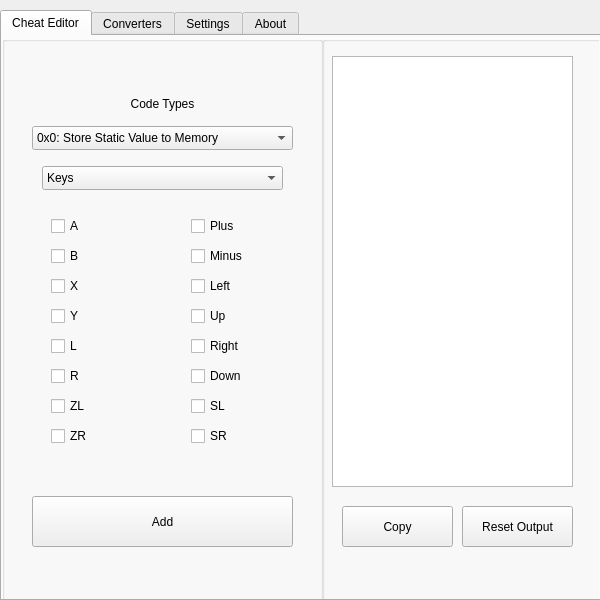
The window that AMScheat/layout/layout.ui (MCMi460/AMSCheatTool) describes before a commit, drawn with Qt 5.
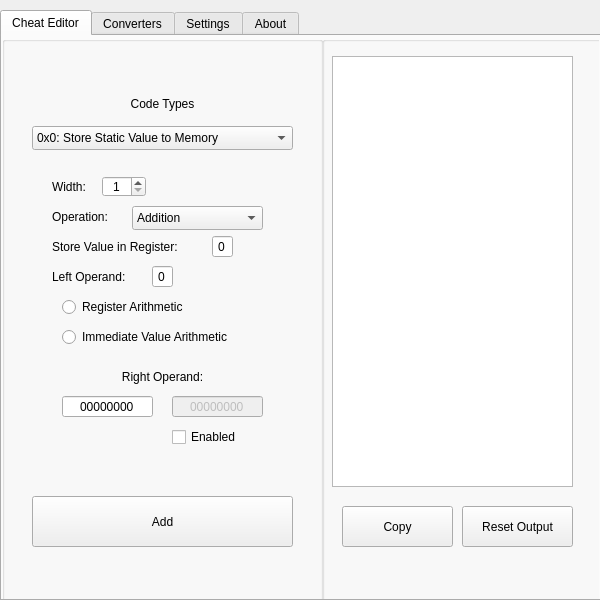
The same window after the commit. The open tabs and pages were chosen to show the change.

The edit to the form file:
```diff
--- a/AMScheat/layout/layout.ui
+++ b/AMScheat/layout/layout.ui
@@ -152,7 +152,7 @@
        </rect>
       </property>
       <property name="currentIndex">
-       <number>7</number>
+       <number>8</number>
       </property>
       <widget class="QWidget" name="page">
        <widget class="QLabel" name="label_2">
@@ -1575,6 +1575,325 @@
         </item>
        </widget>
       </widget>
+      <widget class="QWidget" name="page_9">
+       <widget class="QSpinBox" name="spinBox_6">
+        <property name="geometry">
+         <rect>
+          <x>70</x>
+          <y>20</y>
+          <width>44</width>
+          <height>21</height>
+         </rect>
+        </property>
+        <property name="alignment">
+         <set>Qt::AlignCenter</set>
+        </property>
+        <property name="minimum">
+         <number>1</number>
+        </property>
+        <property name="maximum">
+         <number>8</number>
+        </property>
+        <property name="singleStep">
+         <number>2</number>
+        </property>
+       </widget>
+       <widget class="QLabel" name="label_30">
+        <property name="geometry">
+         <rect>
+          <x>20</x>
+          <y>20</y>
+          <width>41</width>
+          <height>21</height>
+         </rect>
+        </property>
+        <property name="text">
+         <string>Width:</string>
+        </property>
+       </widget>
+       <widget class="QComboBox" name="comboBox_6">
+        <property name="geometry">
+         <rect>
+          <x>100</x>
+          <y>50</y>
+          <width>131</width>
+          <height>24</height>
+         </rect>
+        </property>
+        <item>
+         <property name="text">
+          <string>Addition</string>
+         </property>
+        </item>
+        <item>
+         <property name="text">
+          <string>Subtraction</string>
+         </property>
+        </item>
+        <item>
+         <property name="text">
+          <string>Multiplication</string>
+         </property>
+        </item>
+        <item>
+         <property name="text">
+          <string>Left Shift</string>
+         </property>
+        </item>
+        <item>
+         <property name="text">
+          <string>Right Shift</string>
+         </property>
+        </item>
+        <item>
+         <property name="text">
+          <string>Logical And</string>
+         </property>
+        </item>
+        <item>
+         <property name="text">
+          <string>Logical Or</string>
+         </property>
+        </item>
+        <item>
+         <property name="text">
+          <string>Logical Not*</string>
+         </property>
+        </item>
+        <item>
+         <property name="text">
+          <string>Logical Xor</string>
+         </property>
+        </item>
+        <item>
+         <property name="text">
+          <string>None/Move*</string>
+         </property>
+        </item>
+       </widget>
+       <widget class="QLabel" name="label_53">
+        <property name="geometry">
+         <rect>
+          <x>20</x>
+          <y>50</y>
+          <width>71</width>
+          <height>21</height>
+         </rect>
+        </property>
+        <property name="text">
+         <string>Operation:</string>
+        </property>
+       </widget>
+       <widget class="QLineEdit" name="lineEdit_37">
+        <property name="geometry">
+         <rect>
+          <x>180</x>
+          <y>80</y>
+          <width>21</width>
+          <height>21</height>
+         </rect>
+        </property>
+        <property name="text">
+         <string>0</string>
+        </property>
+        <property name="maxLength">
+         <number>1</number>
+        </property>
+        <property name="alignment">
+         <set>Qt::AlignCenter</set>
+        </property>
+       </widget>
+       <widget class="QLabel" name="label_54">
+        <property name="geometry">
+         <rect>
+          <x>20</x>
+          <y>80</y>
+          <width>151</width>
+          <height>21</height>
+         </rect>
+        </property>
+        <property name="text">
+         <string>Store Value in Register:</string>
+        </property>
+       </widget>
+       <widget class="QRadioButton" name="radioButton_25">
+        <property name="geometry">
+         <rect>
+          <x>30</x>
+          <y>140</y>
+          <width>141</width>
+          <height>22</height>
+         </rect>
+        </property>
+        <property name="text">
+         <string>Register Arithmetic</string>
+        </property>
+       </widget>
+       <widget class="QRadioButton" name="radioButton_26">
+        <property name="geometry">
+         <rect>
+          <x>30</x>
+          <y>170</y>
+          <width>191</width>
+          <height>22</height>
+         </rect>
+        </property>
+        <property name="text">
+         <string>Immediate Value Arithmetic</string>
+        </property>
+       </widget>
+       <widget class="QStackedWidget" name="stackedWidget_4">
+        <property name="geometry">
+         <rect>
+          <x>20</x>
+          <y>200</y>
+          <width>221</width>
+          <height>91</height>
+         </rect>
+        </property>
+        <property name="currentIndex">
+         <number>1</number>
+        </property>
+        <widget class="QWidget" name="arithmetic">
+         <widget class="QLabel" name="label_57">
+          <property name="geometry">
+           <rect>
+            <x>40</x>
+            <y>30</y>
+            <width>101</width>
+            <height>21</height>
+           </rect>
+          </property>
+          <property name="text">
+           <string>Right Operand:</string>
+          </property>
+         </widget>
+         <widget class="QLineEdit" name="lineEdit_41">
+          <property name="geometry">
+           <rect>
+            <x>150</x>
+            <y>30</y>
+            <width>21</width>
+            <height>21</height>
+           </rect>
+          </property>
+          <property name="text">
+           <string>0</string>
+          </property>
+          <property name="maxLength">
+           <number>1</number>
+          </property>
+          <property name="alignment">
+           <set>Qt::AlignCenter</set>
+          </property>
+         </widget>
+        </widget>
+        <widget class="QWidget" name="arithmetic_2">
+         <widget class="QLineEdit" name="lineEdit_39">
+          <property name="geometry">
+           <rect>
+            <x>10</x>
+            <y>40</y>
+            <width>91</width>
+            <height>21</height>
+           </rect>
+          </property>
+          <property name="text">
+           <string>00000000</string>
+          </property>
+          <property name="maxLength">
+           <number>8</number>
+          </property>
+          <property name="alignment">
+           <set>Qt::AlignCenter</set>
+          </property>
+         </widget>
+         <widget class="QLabel" name="label_56">
+          <property name="geometry">
+           <rect>
+            <x>0</x>
+            <y>10</y>
+            <width>221</width>
+            <height>21</height>
+           </rect>
+          </property>
+          <property name="text">
+           <string>Right Operand:</string>
+          </property>
+          <property name="alignment">
+           <set>Qt::AlignCenter</set>
+          </property>
+         </widget>
+         <widget class="QLineEdit" name="lineEdit_40">
+          <property name="enabled">
+           <bool>false</bool>
+          </property>
+          <property name="geometry">
+           <rect>
+            <x>120</x>
+            <y>40</y>
+            <width>91</width>
+            <height>21</height>
+           </rect>
+          </property>
+          <property name="text">
+           <string>00000000</string>
+          </property>
+          <property name="maxLength">
+           <number>8</number>
+          </property>
+          <property name="alignment">
+           <set>Qt::AlignCenter</set>
+          </property>
+         </widget>
+         <widget class="QCheckBox" name="checkBox_17">
+          <property name="geometry">
+           <rect>
+            <x>120</x>
+            <y>70</y>
+            <width>91</width>
+            <height>22</height>
+           </rect>
+          </property>
+          <property name="text">
+           <string>Enabled</string>
+          </property>
+         </widget>
+        </widget>
+       </widget>
+       <widget class="QLineEdit" name="lineEdit_38">
+        <property name="geometry">
+         <rect>
+          <x>120</x>
+          <y>110</y>
+          <width>21</width>
+          <height>21</height>
+         </rect>
+        </property>
+        <property name="text">
+         <string>0</string>
+        </property>
+        <property name="maxLength">
+         <number>1</number>
+        </property>
+        <property name="alignment">
+         <set>Qt::AlignCenter</set>
+        </property>
+       </widget>
+       <widget class="QLabel" name="label_55">
+        <property name="geometry">
+         <rect>
+          <x>20</x>
+          <y>110</y>
+          <width>91</width>
+          <height>21</height>
+         </rect>
+        </property>
+        <property name="text">
+         <string>Left Operand:</string>
+        </property>
+       </widget>
+      </widget>
      </widget>
     </widget>
     <widget class="QGroupBox" name="groupBox_2">
```
Left out of the diff: 2 changed lines with no effect on the pictures.
